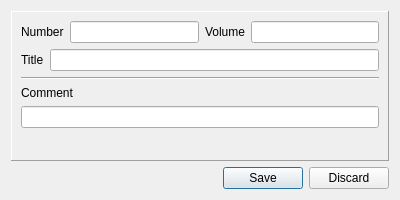
caxapyk/pa-decision, file dialogs/inventorydetailsdialog.ui: the form before one commit.
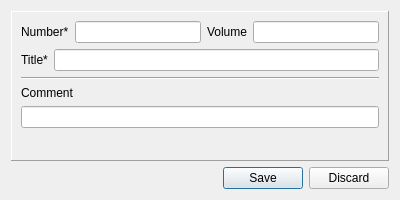
The form after the commit.

Diff of the .ui file:
```diff
--- a/dialogs/inventorydetailsdialog.ui
+++ b/dialogs/inventorydetailsdialog.ui
@@ -43,7 +43,7 @@
         <item>
          <widget class="QLabel" name="label_4">
           <property name="text">
-           <string>Number</string>
+           <string>Number*</string>
           </property>
          </widget>
         </item>
@@ -71,7 +71,7 @@
         <item>
          <widget class="QLabel" name="label_3">
           <property name="text">
-           <string>Title</string>
+           <string>Title*</string>
           </property>
          </widget>
         </item>
```
